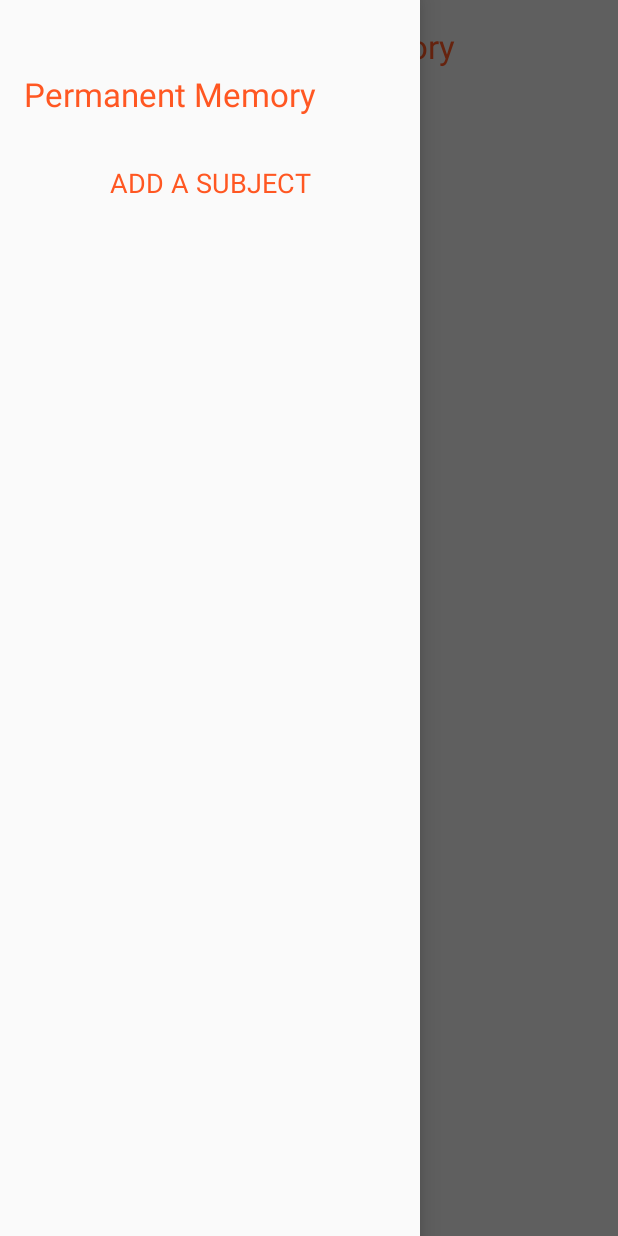
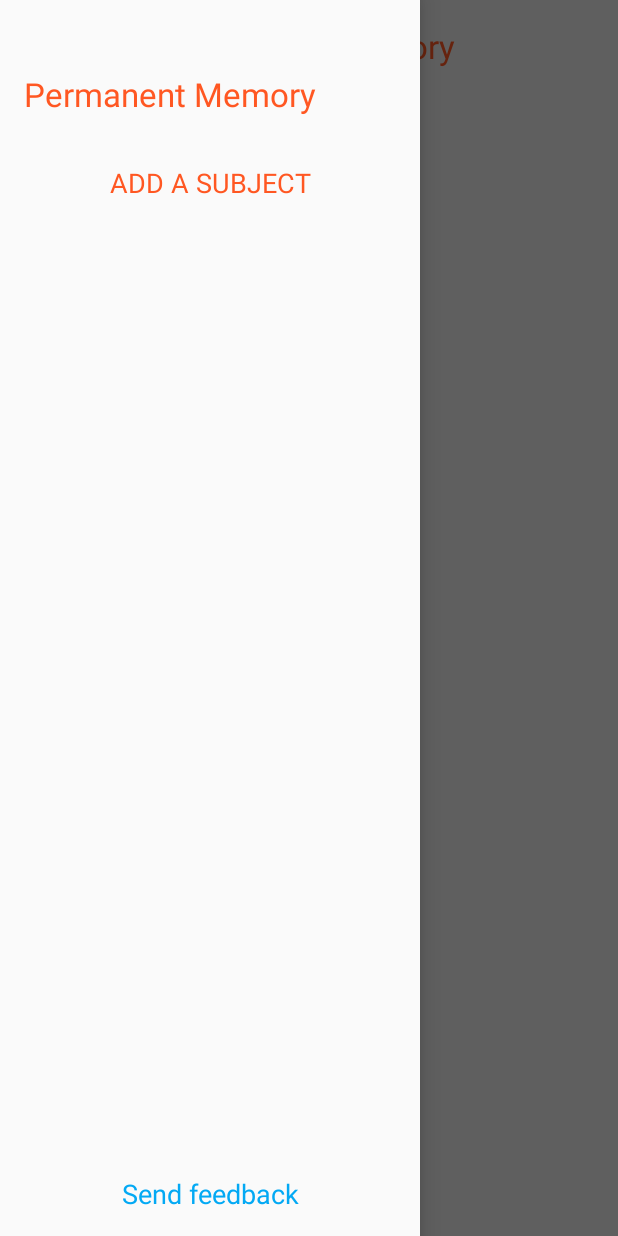
Before and after one commit to Queatz/PermanentMemory, an Android app: the screen it shows after launch (MainActivity), with the side drawer open, on a phone screen of 412 x 824 dp. Run offline under Robolectric (Android 15) with nearby library versions, the phone set to English and light mode, and no system bars; libraries missing offline, so code that uses them is left out: io.objectbox, io.objectbox.android, io.objectbox.query; 3 statements that could not run were skipped.

Commit message:
Send feedback button

```diff
--- a/app/src/main/java/com/queatz/permanentmemory/MainActivity.kt
+++ b/app/src/main/java/com/queatz/permanentmemory/MainActivity.kt
@@ -51,6 +51,8 @@ class MainActivity : FragmentActivity() {
             app.on(NavigationManager::class).fallback()
             drawerLayout.closeDrawer(GravityCompat.START)
         }
+
+        sendFeedbackButton.setOnClickListener { app.on(EmailManager::class).sendFeedback() }
     }
 
     override fun onBackPressed() {
--- a/app/src/main/java/com/queatz/permanentmemory/screens/HomeScreen.kt
+++ b/app/src/main/java/com/queatz/permanentmemory/screens/HomeScreen.kt
@@ -11,6 +11,7 @@ import com.queatz.permanentmemory.R
 import com.queatz.permanentmemory.adapters.SetAdapter
 import com.queatz.permanentmemory.app
 import com.queatz.permanentmemory.logic.DataManager
+import com.queatz.permanentmemory.logic.EmailManager
 import com.queatz.permanentmemory.logic.NavigationManager
 import com.queatz.permanentmemory.models.ItemModel
 import com.queatz.permanentmemory.models.ItemModel_
@@ -19,6 +20,7 @@ import com.queatz.permanentmemory.models.SetModel_
 import com.queatz.permanentmemory.pool.on
 import com.queatz.permanentmemory.pool.onEnd
 import io.objectbox.query.OrderFlags.DESCENDING
+import kotlinx.android.synthetic.main.drawer_main.*
 import kotlinx.android.synthetic.main.screen_home.*
 
 class HomeScreen : Fragment() {
--- a/app/src/main/java/com/queatz/permanentmemory/screens/PlayScreen.kt
+++ b/app/src/main/java/com/queatz/permanentmemory/screens/PlayScreen.kt
@@ -35,13 +35,14 @@ class PlayScreen : Fragment() {
 
         submitButton.setOnClickListener {
             submitAnswer(item, answerText.text.toString())
-            next()
         }
 
         next()
     }
 
     private fun submitAnswer(item: ItemModel, answer: String) {
+        if (answerText.text.isEmpty()) return
+
         val brainSample = BrainSampleModel()
         brainSample.set = item.set
         brainSample.item = item.objectBoxId
@@ -55,6 +56,8 @@ class PlayScreen : Fragment() {
         subject.updated = Date()
         app.on(DataManager::class).box(SetModel::class).put(set)
         app.on(DataManager::class).box(SubjectModel::class).put(subject)
+
+        next()
     }
 
 
--- a/app/src/main/res/layout/drawer_main.xml
+++ b/app/src/main/res/layout/drawer_main.xml
@@ -25,7 +25,20 @@
         app:layout_constraintEnd_toEndOf="parent"
         app:layout_constraintStart_toStartOf="parent"
         app:layout_constraintTop_toBottomOf="@+id/drawerTitle"
-        app:layout_constraintBottom_toBottomOf="parent"
+        app:layout_constraintBottom_toTopOf="@+id/sendFeedbackButton"
         android:clipChildren="false" />
 
+    <TextView
+        android:id="@+id/sendFeedbackButton"
+        android:layout_width="match_parent"
+        android:layout_height="wrap_content"
+        android:layout_marginTop="@dimen/padDouble"
+        app:layout_constraintBottom_toBottomOf="parent"
+        android:padding="@dimen/padDouble"
+        android:gravity="center"
+        android:textAppearance="?android:textAppearanceMedium"
+        android:background="?selectableItemBackground"
+        android:text="@string/send_feedback"
+        android:textColor="@color/blue" />
+
 </android.support.constraint.ConstraintLayout>
--- a/app/src/main/res/values/colors.xml
+++ b/app/src/main/res/values/colors.xml
@@ -5,6 +5,7 @@
     <color name="colorAccent">#FF5722</color>
     <color name="green">#8BC34A</color>
     <color name="purple">#9C27B0</color>
+    <color name="blue">#03A9F4</color>
     <color name="windowBackground">#EEEEEE</color>
     <color name="white">#FFFFFF</color>
 </resources>
--- a/app/src/main/res/values/strings.xml
+++ b/app/src/main/res/values/strings.xml
@@ -25,4 +25,5 @@
     <string name="completed">Completed</string>
     <string name="needs_review">Needs review</string>
     <string name="percent_learned">%1$s%% learned</string>
+    <string name="send_feedback">Send feedback</string>
 </resources>
```
Also changed, not shown: app/src/main/java/com/queatz/permanentmemory/logic/EmailManager.kt (added, +18 -0 lines), app/src/main/res/layout/screen_home.xml (+10 -6 lines), 1 other file.
